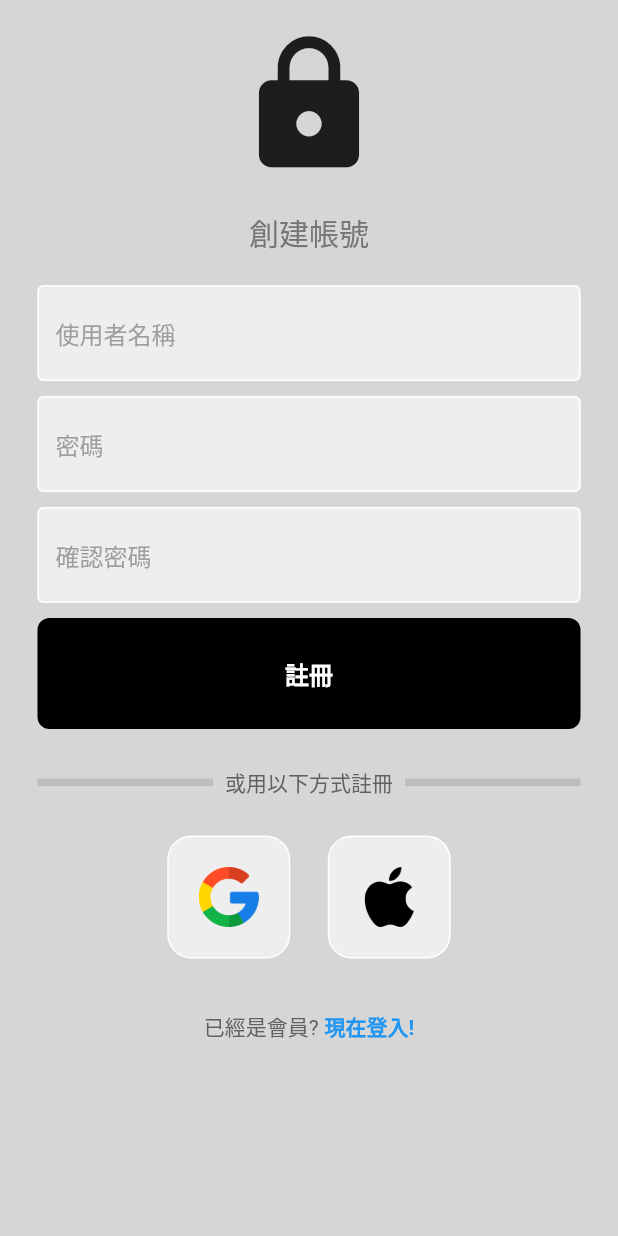
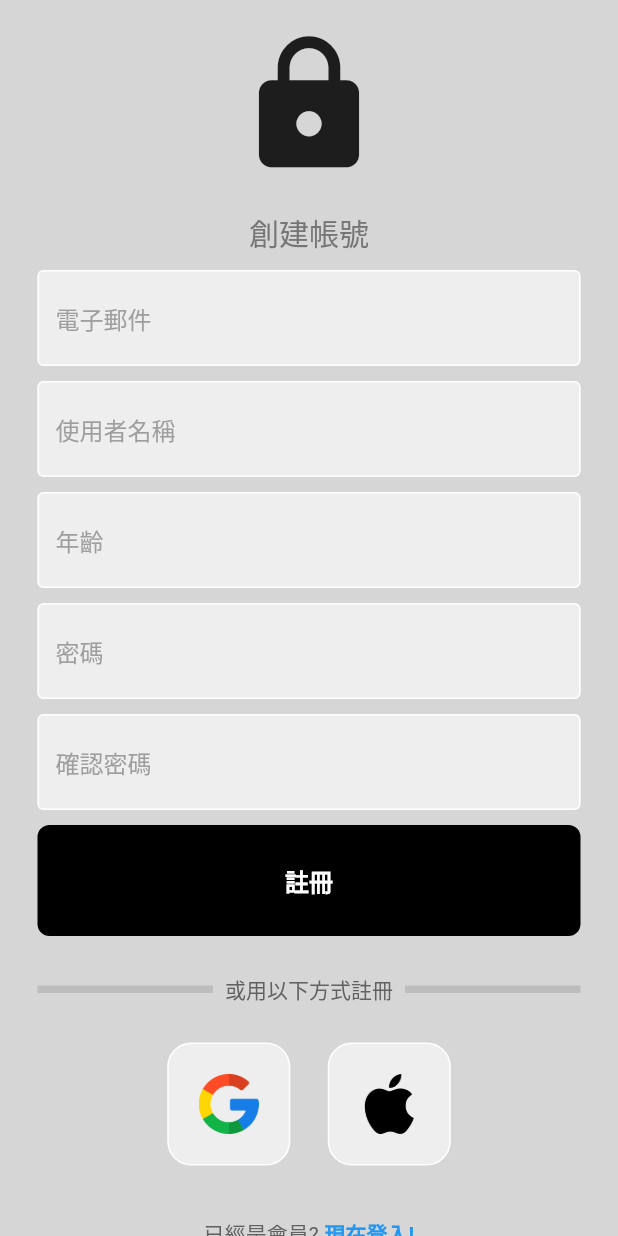
Before and after one commit to ncueteam/ncue_app_project, a Flutter app: the RegisterPage screen opened directly with empty values, after a tap on "註冊", on a phone screen of 412 x 824 dp. Run offline on Flutter 3.47's test engine with Material 2 defaults, Android fonts, the light colour scheme and no system bars; our stand-ins replace audioplayers, cloud_firestore, firebase_auth, firebase_core, flutter_blue_plus, flutter_bluetooth_serial and 6 more; missing offline and left inert: encrypt, mqtt_client, mysql_client; accounts and stored records are empty; network calls fail.

Commit message:
update database register function

```diff
--- a/lib/screens/auth_system/register_page.dart
+++ b/lib/screens/auth_system/register_page.dart
@@ -1,4 +1,5 @@
 import 'package:audioplayers/audioplayers.dart';
+import 'package:cloud_firestore/cloud_firestore.dart';
 import 'package:firebase_auth/firebase_auth.dart';
 import 'package:flutter/material.dart';
 
@@ -22,6 +23,20 @@ class _RegisterPageState extends State<RegisterPage> {
 
   final confirmPasswordController = TextEditingController();
 
+  final nameController = TextEditingController();
+
+  final ageController = TextEditingController();
+
+  @override
+  void dispose() {
+    emailController.dispose();
+    passwordController.dispose();
+    confirmPasswordController.dispose();
+    nameController.dispose();
+    ageController.dispose();
+    super.dispose();
+  }
+
   void signUserUp() async {
     showDialog(
         context: context,
@@ -36,6 +51,8 @@ class _RegisterPageState extends State<RegisterPage> {
           email: emailController.text,
           password: passwordController.text,
         );
+        addUserDetails(nameController.text.trim(), emailController.text.trim(),
+            int.parse(ageController.text.trim()));
         // ignore: use_build_context_synchronously
         Navigator.pop(context);
         AudioPlayer().play(AssetSource("sounds/crystal.mp3"));
@@ -47,12 +64,18 @@ class _RegisterPageState extends State<RegisterPage> {
       Navigator.pop(context);
       if (e.code == 'user-not-found') {
         debugPrint('No user found for that email.');
-        wrongMessage("查無此帳號");
+        wrongMessage("無效的電子郵件");
       } else if (e.code == 'wrong-password') {
         debugPrint('Wrong password provided for that user.');
         wrongMessage("密碼錯誤");
       }
     }
+  }
+
+  Future addUserDetails(String name, String email, int age) async {
+    await FirebaseFirestore.instance
+        .collection('users')
+        .add({'name': name, 'age': age, 'email': email});
   }
 
   wrongMessage(String message) {
@@ -84,10 +107,22 @@ class _RegisterPageState extends State<RegisterPage> {
                     Text("創建帳號",
                         style:
                             TextStyle(color: Colors.grey[600], fontSize: 20.0)),
-                    const SizedBox(height: 20),
+                    const SizedBox(height: 10),
                     StyledTextField(
                       controller: emailController,
+                      hintText: '電子郵件',
+                      obscureText: false,
+                    ),
+                    const SizedBox(height: 10),
+                    StyledTextField(
+                      controller: nameController,
                       hintText: '使用者名稱',
+                      obscureText: false,
+                    ),
+                    const SizedBox(height: 10),
+                    StyledTextField(
+                      controller: ageController,
+                      hintText: '年齡',
                       obscureText: false,
                     ),
                     const SizedBox(height: 10),
--- a/lib/screens/home_screen.dart
+++ b/lib/screens/home_screen.dart
@@ -32,7 +32,6 @@ class _HomeScreenState extends State<HomeScreen> {
             onPressed: () => Navigator.pushNamed(context, '/database'),
             child: const Icon(Icons.dataset),
           ),
-          // PageButton(icon: Icons.abc_sharp, page: WebViewTest())
         ],
       ),
       body: Center(
--- a/pubspec.yaml
+++ b/pubspec.yaml
@@ -34,6 +34,7 @@ dependencies:
   firebase_core: ^2.15.0
   audioplayers: ^5.0.0
   google_nav_bar: ^5.0.6
+  cloud_firestore: ^4.0.1
   #test:
 
 
```
Also changed, not shown: pubspec.lock, 1 other file.
